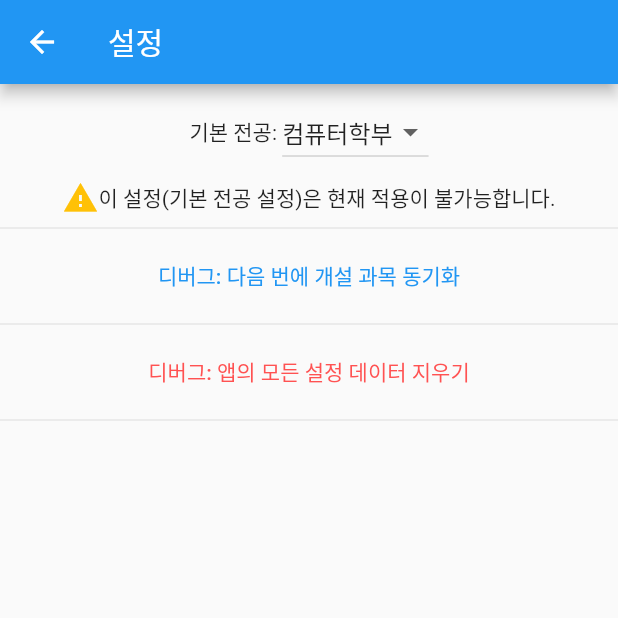
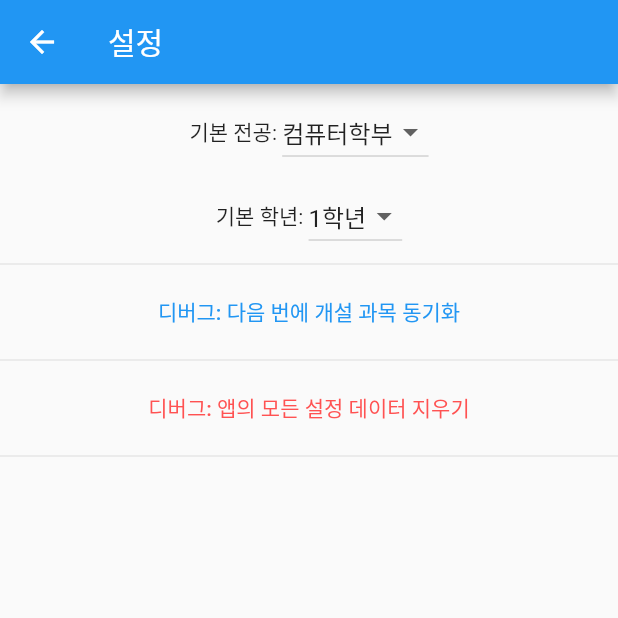
Before and after one commit to sun30812/suwon_mate, a Flutter app: the SettingPage screen opened by its route, on a phone screen of 412 x 824 dp, the top half of it. Run offline on Flutter 3.47's test engine with Material 2 defaults, Android fonts, the phone set to English and light mode, and no system bars; our stand-ins replace firebase_core, firebase_database, shared_preferences; accounts and stored records are empty.

Commit message:
기본 전공 및 학년 설정이 가능하도록 수정

```diff
--- a/lib/Settings.dart
+++ b/lib/Settings.dart
@@ -10,30 +10,46 @@ class SettingPage extends StatefulWidget {
 
 class _SettingPageState extends State<SettingPage> {
   List<String> subList = ['컴퓨터학부', '경영학부'];
+  List<String> gradeList = ['1학년', '2학년', '3학년', '4학년'];
   String _mySub = '컴퓨터학부';
-  List<DropdownMenuItem<String>> menu = [];
+  String _grade = '1학년';
+  bool _isFirst = true;
+  List<DropdownMenuItem<String>> subDropdownList = [];
+  List<DropdownMenuItem<String>> gradeDropdownList = [];
+
+  Future<SharedPreferences> getSettings() async {
+    SharedPreferences _pref = await SharedPreferences.getInstance();
+    // _mySub = _pref.getString('mySub') ?? '';
+    // _grade = _pref.getString('myGrade') ?? '';
+    return _pref;
+  }
 
   @override
   void initState() {
     super.initState();
-    for(var sub in subList) {
-      menu.add(DropdownMenuItem(value: sub, child: Text(sub)));
+    getSettings();
+    print("init");
+    subDropdownList = subList
+        .map((dat) => DropdownMenuItem(
+              child: Text(dat),
+              value: dat,
+            ))
+        .toList();
+    gradeDropdownList = gradeList
+        .map((dat) => DropdownMenuItem(
+              child: Text(dat),
+              value: dat,
+            ))
+        .toList();
+    print(_grade);
   }
-    print("OK");
-  }
-
 
   @override
   void dispose() async {
     super.dispose();
     SharedPreferences _pref = await SharedPreferences.getInstance();
     _pref.setString('mySub', _mySub);
-  }
-
-  Future<String?> getSettings() async {
-    print("GS");
-    SharedPreferences _pref = await SharedPreferences.getInstance();
-    return _pref.getString('mySub');
+    _pref.setString('myGrade', _grade);
   }
 
   @override
@@ -42,7 +58,23 @@ class _SettingPageState extends State<SettingPage> {
       appBar: AppBar(
         title: Text('설정'),
       ),
-      body: ListView(
+      body: FutureBuilder(
+        future: getSettings(),
+          builder: (BuildContext context, AsyncSnapshot snapshot) {
+        if (!snapshot.hasData) {
+          return Container();
+        } else {
+          if (_isFirst)
+          {
+                _grade =
+                    (snapshot.data as SharedPreferences).getString('myGrade') ??
+                        '1학년';
+                _mySub =
+                    (snapshot.data as SharedPreferences).getString('mySub') ??
+                        '컴퓨터학부';
+                _isFirst = false;
+              }
+              return ListView(
             children: [
               Padding(
                 padding: const EdgeInsets.all(8.0),
@@ -50,19 +82,29 @@ class _SettingPageState extends State<SettingPage> {
                   mainAxisAlignment: MainAxisAlignment.center,
                   children: [
                     Text('기본 전공: '),
-                DropdownButton<String>(items: menu, onChanged: (String? value){
+                    DropdownButton<String>(
+                        items: subDropdownList,
+                        onChanged: (String? value) {
                           setState(() {
                             _mySub = value!;
                           });
-                }, value: _mySub),
+                        },
+                        value: _mySub),
                   ],
                 ),
               ),
               Row(
                 mainAxisAlignment: MainAxisAlignment.center,
                 children: [
-              Icon(Icons.warning, color: Colors.amber,),
-              Text('이 설정(기본 전공 설정)은 현재 적용이 불가능합니다.'),
+                  Text('기본 학년: '),
+                  DropdownButton<String>(
+                      items: gradeDropdownList,
+                      onChanged: (String? value) {
+                        setState(() {
+                          _grade = value!;
+                        });
+                      },
+                      value: _grade),
                 ],
               ),
               const Divider(),
@@ -99,7 +141,8 @@ class _SettingPageState extends State<SettingPage> {
                   },
                   child: Text('디버그: 다음 번에 개설 과목 동기화')),
               Divider(),
-          TextButton(onPressed: () async {
+              TextButton(
+                  onPressed: () async {
                     showDialog(
                         barrierDismissible: false,
                         context: context,
@@ -127,10 +170,14 @@ class _SettingPageState extends State<SettingPage> {
                             ],
                           );
                         });
-    }, child: Text('디버그: 앱의 모든 설정 데이터 지우기', style: TextStyle(color: Colors.redAccent))),
+                  },
+                  child: Text('디버그: 앱의 모든 설정 데이터 지우기',
+                      style: TextStyle(color: Colors.redAccent))),
               Divider()
             ],
-      ),
+          );
+        }
+      }),
     );
   }
 }
--- a/lib/openClass.dart
+++ b/lib/openClass.dart
@@ -51,6 +51,7 @@ class _OpenClassState extends State<OpenClass> {
     SharedPreferences _pref = await SharedPreferences.getInstance();
     if (_isFirst) {
       _myDept = _pref.getString('mySub') ?? '컴퓨터학부';
+      _myGrade = _pref.getString('myGrade') ?? '1학년';
       _isFirst = false;
     }
     // if (await getExistClass() != null) {
```
Lines whose indentation alone changed are shown as unchanged.
